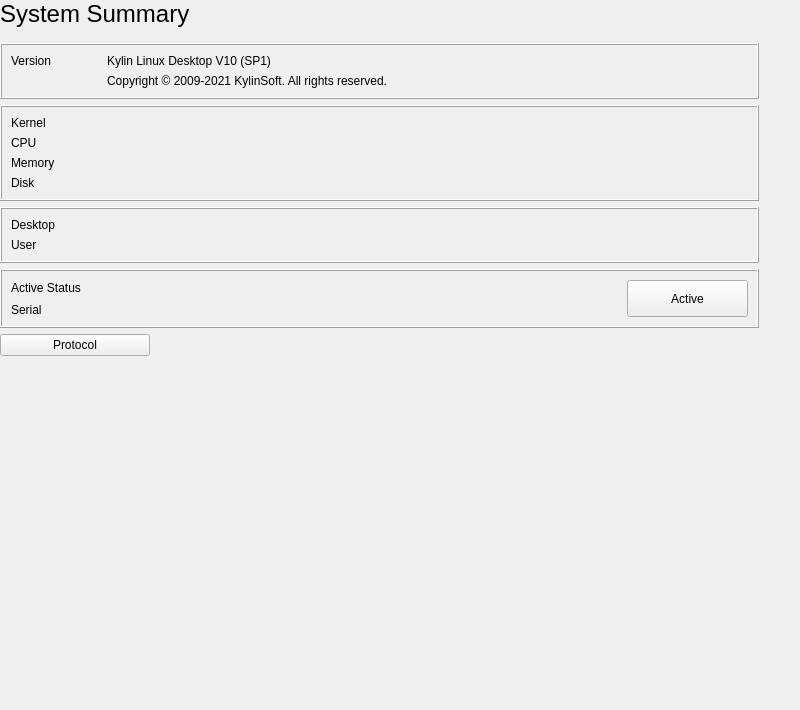
The window that plugins/messages-task/about/about.ui (ukui/ukui-control-center) describes before a commit, drawn with Qt 5.
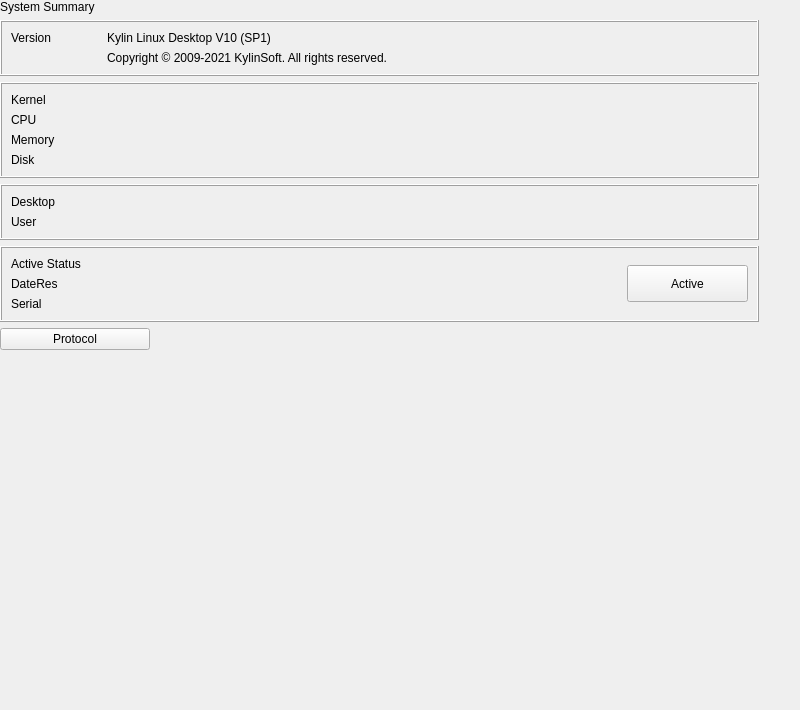
The same window after the commit. Custom widgets are drawn as their Qt base class.

```diff
--- a/plugins/messages-task/about/about.ui
+++ b/plugins/messages-task/about/about.ui
@@ -43,11 +43,6 @@
        <verstretch>0</verstretch>
       </sizepolicy>
      </property>
-     <property name="font">
-      <font>
-       <pointsize>18</pointsize>
-      </font>
-     </property>
      <property name="text">
       <string>System Summary</string>
      </property>
@@ -74,6 +69,9 @@
       <property name="leftMargin">
        <number>0</number>
       </property>
+      <property name="topMargin">
+       <number>0</number>
+      </property>
       <item>
        <widget class="QFrame" name="frame">
         <property name="sizePolicy">
@@ -257,13 +255,13 @@
              </property>
              <property name="minimumSize">
               <size>
-               <width>90</width>
+               <width>100</width>
                <height>0</height>
               </size>
              </property>
              <property name="maximumSize">
               <size>
-               <width>90</width>
+               <width>100</width>
                <height>16777215</height>
               </size>
              </property>
@@ -296,13 +294,13 @@
              </property>
              <property name="minimumSize">
               <size>
-               <width>90</width>
+               <width>100</width>
                <height>0</height>
               </size>
              </property>
              <property name="maximumSize">
               <size>
-               <width>90</width>
+               <width>100</width>
                <height>16777215</height>
               </size>
              </property>
@@ -344,13 +342,13 @@
              </property>
              <property name="minimumSize">
               <size>
-               <width>90</width>
+               <width>100</width>
                <height>0</height>
               </size>
              </property>
              <property name="maximumSize">
               <size>
-               <width>90</width>
+               <width>100</width>
                <height>16777215</height>
               </size>
              </property>
@@ -392,13 +390,13 @@
              </property>
              <property name="minimumSize">
               <size>
-               <width>90</width>
+               <width>100</width>
                <height>0</height>
               </size>
              </property>
              <property name="maximumSize">
               <size>
-               <width>90</width>
+               <width>100</width>
                <height>16777215</height>
               </size>
              </property>
@@ -446,13 +444,13 @@
             <widget class="QLabel" name="label_3">
              <property name="minimumSize">
               <size>
-               <width>90</width>
+               <width>100</width>
                <height>0</height>
               </size>
              </property>
              <property name="maximumSize">
               <size>
-               <width>90</width>
+               <width>100</width>
                <height>16777215</height>
               </size>
              </property>
@@ -476,13 +474,13 @@
             <widget class="QLabel" name="label_6">
              <property name="minimumSize">
               <size>
-               <width>90</width>
+               <width>100</width>
                <height>0</height>
               </size>
              </property>
              <property name="maximumSize">
               <size>
-               <width>90</width>
+               <width>100</width>
                <height>16777215</height>
               </size>
              </property>
@@ -522,13 +520,13 @@
                 <widget class="FixLabel" name="label_5">
                  <property name="minimumSize">
                   <size>
-                   <width>90</width>
+                   <width>100</width>
                    <height>0</height>
                   </size>
                  </property>
                  <property name="maximumSize">
                   <size>
-                   <width>90</width>
+                   <width>100</width>
                    <height>16777215</height>
                   </size>
                  </property>
@@ -539,6 +537,48 @@
                </item>
                <item>
                 <widget class="QLabel" name="activeContent">
+                 <property name="minimumSize">
+                  <size>
+                   <width>400</width>
+                   <height>0</height>
+                  </size>
+                 </property>
+                 <property name="text">
+                  <string/>
+                 </property>
+                 <property name="wordWrap">
+                  <bool>true</bool>
+                 </property>
+                </widget>
+               </item>
+              </layout>
+             </item>
+             <item>
+              <layout class="QHBoxLayout" name="horizontalLayout_15">
+               <property name="topMargin">
+                <number>0</number>
+               </property>
+               <item>
+                <widget class="FixLabel" name="label_8">
+                 <property name="minimumSize">
+                  <size>
+                   <width>100</width>
+                   <height>0</height>
+                  </size>
+                 </property>
+                 <property name="maximumSize">
+                  <size>
+                   <width>100</width>
+                   <height>16777215</height>
+                  </size>
+                 </property>
+                 <property name="text">
+                  <string>DateRes</string>
+                 </property>
+                </widget>
+               </item>
+               <item>
+                <widget class="QLabel" name="timeContent">
                  <property name="text">
                   <string/>
                  </property>
@@ -552,13 +592,13 @@
                 <widget class="QLabel" name="label_7">
                  <property name="minimumSize">
                   <size>
-                   <width>90</width>
+                   <width>100</width>
                    <height>0</height>
                   </size>
                  </property>
                  <property name="maximumSize">
                   <size>
-                   <width>90</width>
+                   <width>100</width>
                    <height>16777215</height>
                   </size>
                  </property>
@@ -654,6 +694,11 @@
   <zorder>titleLabel</zorder>
  </widget>
  <customwidgets>
+  <customwidget>
+   <class>TitleLabel</class>
+   <extends>QLabel</extends>
+   <header>titlelabel.h</header>
+  </customwidget>
   <customwidget>
    <class>FixLabel</class>
    <extends>QLabel</extends>
```
Left out of the diff: 2 changed lines with no effect on the pictures.
